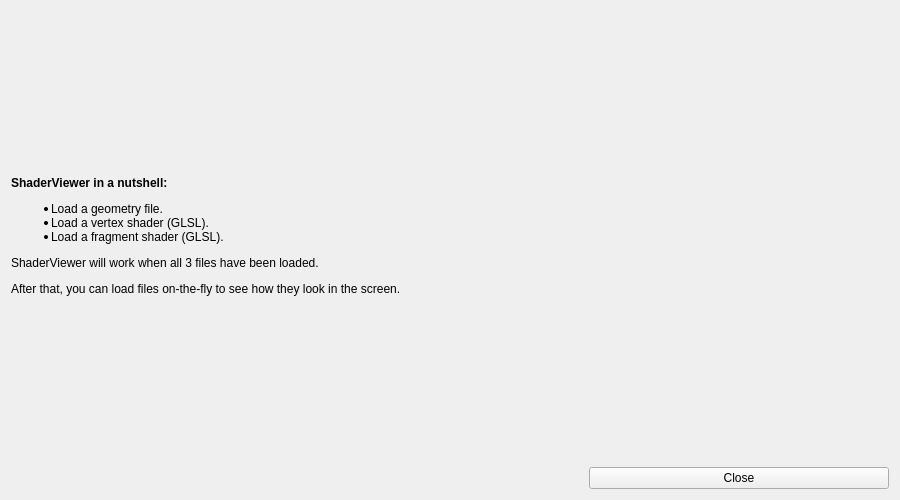
Above: tutorial.ui from gsanhueza/QShaderViewer before the change. Below: the same form after it.
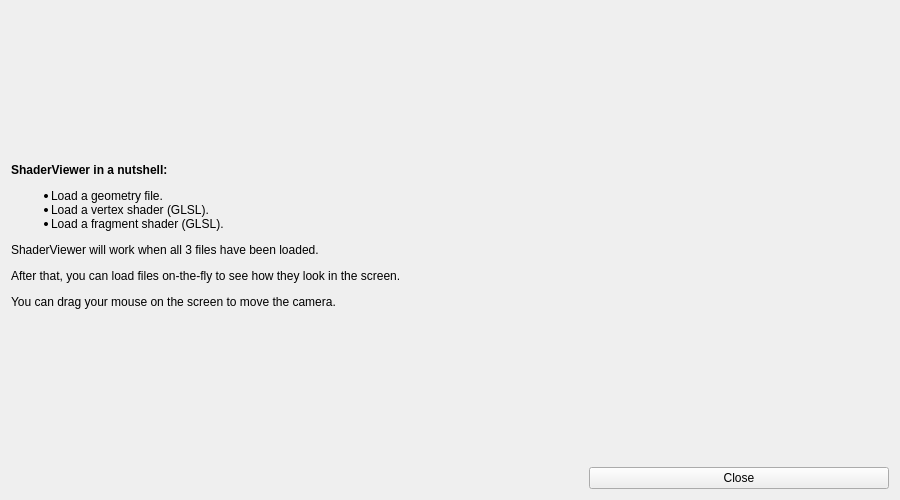
That is the form after the change.

Patch:
```diff
--- a/tutorial.ui
+++ b/tutorial.ui
@@ -18,7 +18,7 @@
    <item>
     <widget class="QLabel" name="instructions">
      <property name="text">
-      <string>&lt;html&gt;&lt;head/&gt;&lt;body&gt;&lt;p&gt;&lt;span style=&quot; font-weight:600;&quot;&gt;ShaderViewer in a nutshell:&lt;/span&gt;&lt;/p&gt;&lt;ul style=&quot;margin-top: 0px; margin-bottom: 0px; margin-left: 0px; margin-right: 0px; -qt-list-indent: 1;&quot;&gt;&lt;li style=&quot; margin-top:12px; margin-bottom:0px; margin-left:0px; margin-right:0px; -qt-block-indent:0; text-indent:0px;&quot;&gt;Load a geometry file. &lt;/li&gt;&lt;li style=&quot; margin-top:0px; margin-bottom:0px; margin-left:0px; margin-right:0px; -qt-block-indent:0; text-indent:0px;&quot;&gt;Load a vertex shader (GLSL).&lt;/li&gt;&lt;li style=&quot; margin-top:0px; margin-bottom:12px; margin-left:0px; margin-right:0px; -qt-block-indent:0; text-indent:0px;&quot;&gt;Load a fragment shader (GLSL).&lt;/li&gt;&lt;/ul&gt;&lt;p&gt;ShaderViewer will work when all 3 files have been loaded.&lt;/p&gt;&lt;p&gt;After that, you can load files on-the-fly to see how they look in the screen.&lt;/p&gt;&lt;/body&gt;&lt;/html&gt;</string>
+      <string>&lt;html&gt;&lt;head/&gt;&lt;body&gt;&lt;p&gt;&lt;span style=&quot; font-weight:600;&quot;&gt;ShaderViewer in a nutshell:&lt;/span&gt;&lt;/p&gt;&lt;ul style=&quot;margin-top: 0px; margin-bottom: 0px; margin-left: 0px; margin-right: 0px; -qt-list-indent: 1;&quot;&gt;&lt;li style=&quot; margin-top:12px; margin-bottom:0px; margin-left:0px; margin-right:0px; -qt-block-indent:0; text-indent:0px;&quot;&gt;Load a geometry file. &lt;/li&gt;&lt;li style=&quot; margin-top:0px; margin-bottom:0px; margin-left:0px; margin-right:0px; -qt-block-indent:0; text-indent:0px;&quot;&gt;Load a vertex shader (GLSL).&lt;/li&gt;&lt;li style=&quot; margin-top:0px; margin-bottom:12px; margin-left:0px; margin-right:0px; -qt-block-indent:0; text-indent:0px;&quot;&gt;Load a fragment shader (GLSL).&lt;/li&gt;&lt;/ul&gt;&lt;p&gt;ShaderViewer will work when all 3 files have been loaded.&lt;/p&gt;&lt;p&gt;After that, you can load files on-the-fly to see how they look in the screen.&lt;/p&gt;&lt;p&gt;You can drag your mouse on the screen to move the camera.&lt;/p&gt;&lt;/body&gt;&lt;/html&gt;</string>
      </property>
     </widget>
    </item>
```
